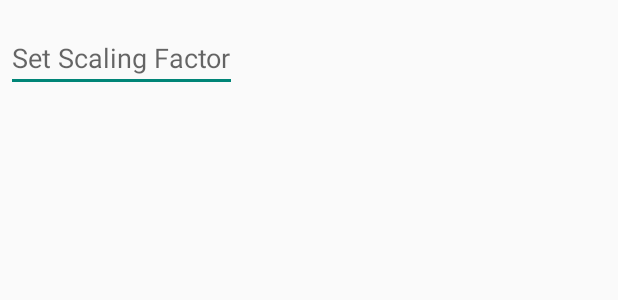
After one commit to Seylox/WeddingPhotoBooth, an Android app: the layout dialog_scaling_factor.xml on its own in the app's theme, with its tools: preview values and no code run, on a phone screen of 412 x 824 dp. The commit adds this screen. Shown: the top 300 px of the screen. Run offline under Robolectric (Android 15) with nearby library versions, the phone set to English and light mode, and no system bars.

Commit message:
Load logo from disk, set scalingFactor via secretMenu

```diff
--- a/src/main/java/com/example/sony/cameraremote/utils/Constants.kt
+++ b/src/main/java/com/example/sony/cameraremote/utils/Constants.kt
@@ -12,4 +12,5 @@ object Constants {
     const val numberPrintsLeftInCartridgePrefsString = "NUMBER_PRINTS_LEFT_IN_CARTRIDGE"
     const val showSinglePhotoButtonPrefsString = "SHOW_SINGLE_PHOTO_BUTTON"
     const val useRandomSymbolPrefsString = "USE_RANDOM_SYMBOL"
+    const val symbolIconScalingPrefsString = "SYMBOL_ICON_SCALING"
 }
--- /dev/null
+++ b/src/main/res/layout/dialog_scaling_factor.xml
@@ -0,0 +1,15 @@
+<LinearLayout xmlns:android="http://schemas.android.com/apk/res/android"
+    android:orientation="vertical"
+    android:layout_width="wrap_content"
+    android:layout_height="wrap_content">
+    <EditText
+        android:id="@+id/scaling_factor_edittext"
+        android:inputType="numberDecimal"
+        android:layout_width="match_parent"
+        android:layout_height="wrap_content"
+        android:layout_marginTop="16dp"
+        android:layout_marginLeft="4dp"
+        android:layout_marginRight="4dp"
+        android:layout_marginBottom="16dp"
+        android:hint="Set Scaling Factor" />
+</LinearLayout>
```
Also changed, not shown: src/main/java/com/example/sony/cameraremote/SampleCameraActivity.java (+69 -9 lines).
